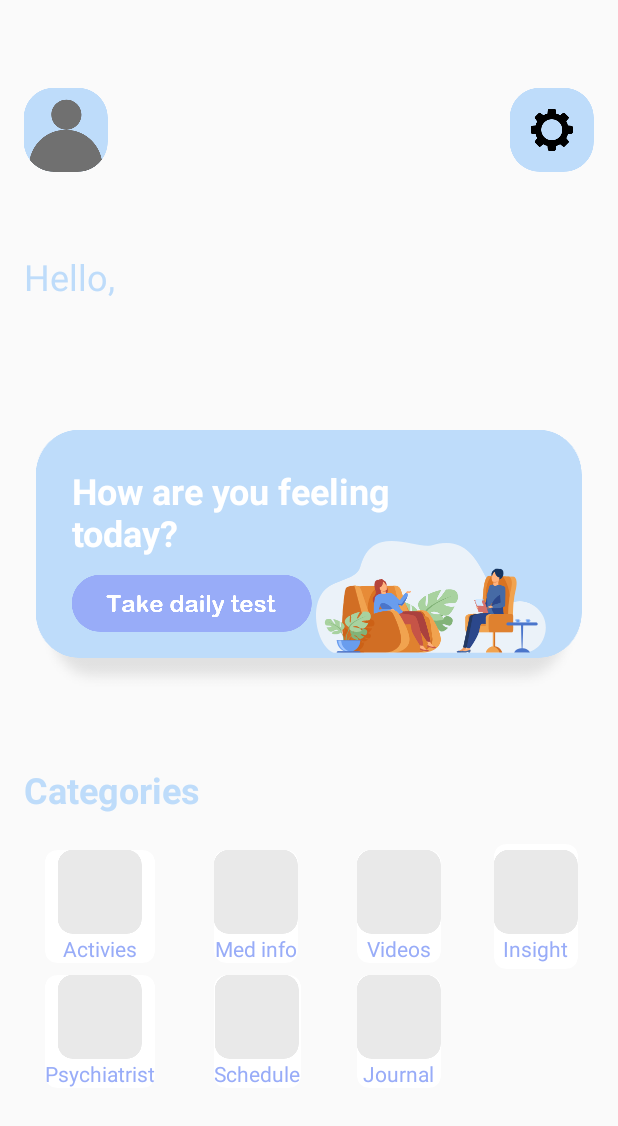
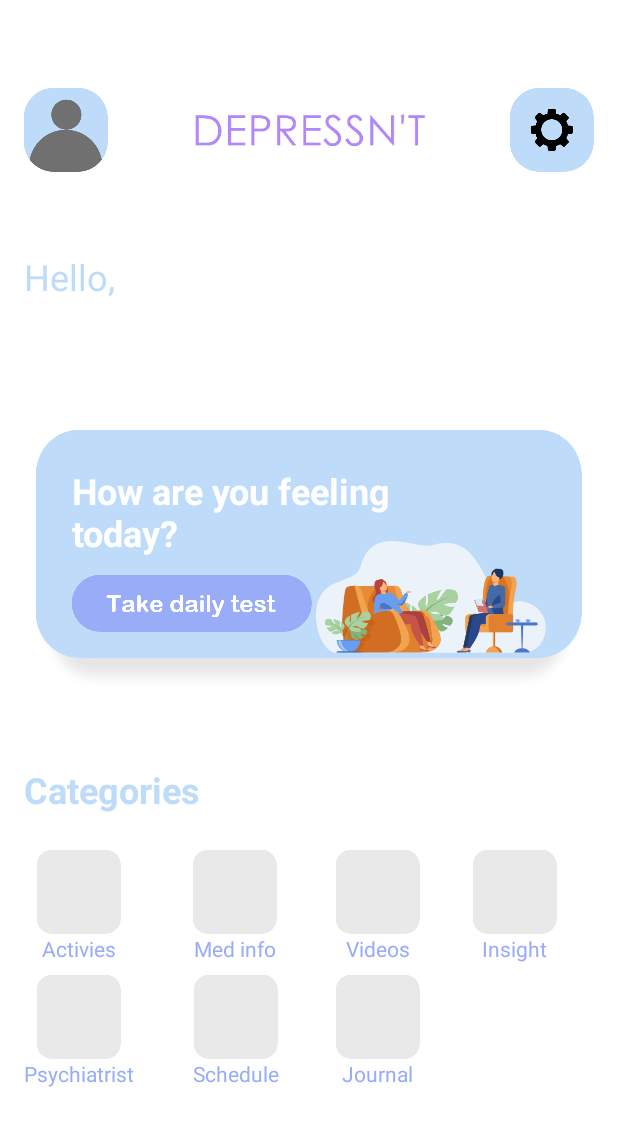
Before and after one commit to alicezxcv/DepressntApp, an Android app: the screen it shows after launch (MainActivity2), after a tap on "Log in as Guest", on a phone screen of 412 x 824 dp. Shown: the top 1126 px of the screen. Run offline under Robolectric (Android 15) with nearby library versions, the phone set to English and light mode, and no system bars; our stand-ins replace Firebase (no records; nobody signed in at launch, a user with empty details on screens opened directly).

Commit message:
UI Hotfix

```diff
--- a/app/src/main/res/layout/activity_chat.xml
+++ b/app/src/main/res/layout/activity_chat.xml
@@ -78,7 +78,4 @@
                 android:scrollbars="none"/>
         </RelativeLayout>
     </FrameLayout>
-
-
-
 </LinearLayout>
--- a/app/src/main/res/layout/activity_main.xml
+++ b/app/src/main/res/layout/activity_main.xml
@@ -59,8 +59,7 @@
                 android:layout_height="wrap_content"
                 android:background="@drawable/guest_shadow"
                 android:layout_centerHorizontal="true"
-
-                android:layout_marginTop="60dp"/>
+                android:layout_marginTop="50dp"/>
 
             <ImageView
                 android:id="@+id/separator"
--- a/app/src/main/res/layout/activity_main_screen.xml
+++ b/app/src/main/res/layout/activity_main_screen.xml
@@ -4,7 +4,8 @@
     xmlns:tools="http://schemas.android.com/tools"
     android:layout_width="match_parent"
     android:layout_height="match_parent"
-    android:orientation="vertical">
+    android:orientation="vertical"
+    android:background="@color/white">
 
     <RelativeLayout
         android:id="@+id/pfp"
@@ -25,6 +26,13 @@
             android:layout_alignParentRight="true"
             android:layout_marginRight= "16dp"
             android:layout_centerVertical="true"/>
+        <ImageView
+            android:layout_width="wrap_content"
+            android:layout_height="wrap_content"
+            android:background="@drawable/title"
+            android:layout_centerInParent="true"
+            android:scaleX="0.7"
+            android:scaleY="0.7"/>
     </RelativeLayout>
 
     <RelativeLayout
@@ -132,9 +140,9 @@
             android:layout_width="wrap_content"
             android:layout_height="wrap_content"
             android:layout_below="@id/categories"
-            android:layout_centerHorizontal="true"
+
             android:layout_marginTop="20dp"
-            android:layout_marginLeft="20dp"
+            android:layout_marginLeft="12dp"
             android:useDefaultMargins="true"
             android:rowCount="2"
             android:columnCount="4">
```
Also changed, not shown: app/src/main/res/layout/row.xml (+39 -8 lines).
